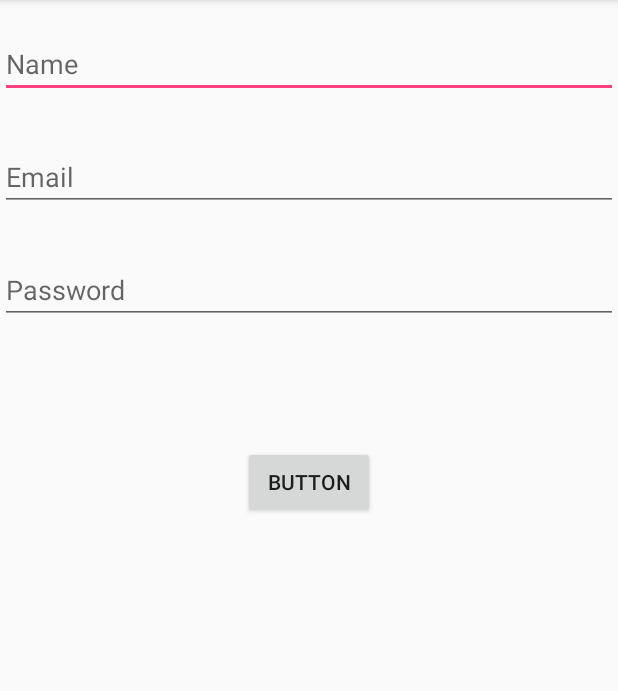
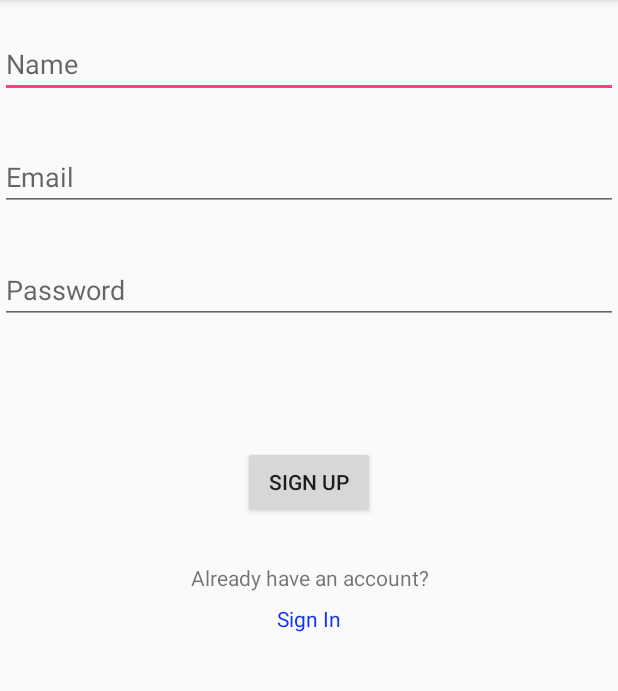
Before and after one commit to tarunkukreja003/BlogApp, an Android app: the screen it shows after launch (LoginActivity), on a phone screen of 412 x 824 dp, the part 84-775 px from its top. Run offline under Robolectric (Android 15) with nearby library versions, the phone set to English and light mode, and no system bars; our stand-ins replace Firebase (no records; nobody signed in at launch, a user with empty details on screens opened directly); 1 statement that could not run was skipped.

Commit message:
Already a user,Signing In Enabled

```diff
--- a/app/build.gradle
+++ b/app/build.gradle
@@ -26,7 +26,6 @@ dependencies {
     })
     // firebase
 
-
     //image cropper
     compile 'com.android.support:appcompat-v7:25.1.0'
     compile 'com.android.support.constraint:constraint-layout:1.0.2'
@@ -46,4 +45,6 @@ dependencies {
 
 
 
+
+
 apply plugin: 'com.google.gms.google-services'
--- a/app/src/main/AndroidManifest.xml
+++ b/app/src/main/AndroidManifest.xml
@@ -21,7 +21,9 @@
         <activity
             android:name="com.theartofdev.edmodo.cropper.CropImageActivity"
             android:theme="@style/Base.Theme.AppCompat" />
-        <activity android:name=".LoginActivity"></activity>
+        <activity android:name=".LoginActivity" />
+        <activity
+            android:name=".SignInActivity" />
     </application>
 
 </manifest>
--- a/app/src/main/java/com/example/tarunkukreja/blogapp/LoginActivity.java
+++ b/app/src/main/java/com/example/tarunkukreja/blogapp/LoginActivity.java
@@ -9,6 +9,7 @@ import android.text.TextUtils;
 import android.view.View;
 import android.widget.Button;
 import android.widget.EditText;
+import android.widget.TextView;
 import android.widget.Toast;
 
 import com.google.android.gms.tasks.OnCompleteListener;
@@ -23,6 +24,7 @@ public class LoginActivity extends AppCompatActivity {
     private EditText mName ;
     private EditText mEmail ;
     private EditText mPass ;
+    private TextView mSignInText ;
     private Button mLoginButton ;
     private FirebaseAuth mFirebaseAuth ;
     private ProgressDialog mProgressDialog ;
@@ -38,6 +40,15 @@ public class LoginActivity extends AppCompatActivity {
         mEmail= (EditText)findViewById(R.id.email);
         mPass = (EditText)findViewById(R.id.password);
         mLoginButton = (Button)findViewById(R.id.loginButton);
+        mSignInText = (TextView)findViewById(R.id.sign_in) ;
+        mSignInText.setOnClickListener(new View.OnClickListener() {
+            @Override
+            public void onClick(View view) {
+                Intent mainIntent = new Intent(LoginActivity.this, SignInActivity.class) ;
+                mainIntent.addFlags(Intent.FLAG_ACTIVITY_CLEAR_TOP);
+                startActivity(mainIntent);
+            }
+        });
         mFirebaseAuth = FirebaseAuth.getInstance() ;
         mDatabaseReference = FirebaseDatabase.getInstance().getReference().child("Users");
         mProgressDialog = new ProgressDialog(this) ;
@@ -54,7 +65,6 @@ public class LoginActivity extends AppCompatActivity {
        final String name =  mName.getText().toString();
        final String email = mEmail.getText().toString() ;
        String pass = mPass.getText().toString() ;
-
         if(!TextUtils.isEmpty(name) && !TextUtils.isEmpty(email) && !TextUtils.isEmpty(pass)){
             mProgressDialog.setMessage("Signing Up");
             mProgressDialog.show();
--- a/app/src/main/res/layout/activity_login.xml
+++ b/app/src/main/res/layout/activity_login.xml
@@ -42,6 +42,29 @@
         android:layout_below="@+id/password"
         android:layout_centerHorizontal="true"
         android:layout_marginTop="81dp"
-        android:text="Button" />
+        android:layout_marginBottom="30dp"
+        android:text="Sign Up" />
+
+    <TextView
+        android:id="@+id/already_account"
+        android:layout_width="match_parent"
+        android:layout_height="wrap_content"
+        android:layout_below="@+id/loginButton"
+        android:text="@string/already_have_an_account"
+        android:gravity="center"
+        android:layout_marginBottom="8dp"
+        android:layout_alignParentStart="true" />
+
+    <TextView
+        android:id="@+id/sign_in"
+        android:layout_width="match_parent"
+        android:layout_height="wrap_content"
+        android:layout_alignParentStart="true"
+        android:layout_below="@+id/already_account"
+        android:layout_marginBottom="19dp"
+        android:gravity="center"
+        android:text="Sign In"
+        android:textColor="@color/colorPrimary" />
+
 
 </RelativeLayout>
--- /dev/null
+++ b/app/src/main/res/values/dimens.xml
@@ -0,0 +1,3 @@
+<resources>
+    <dimen name="fab_margin">16dp</dimen>
+</resources>
--- a/app/src/main/res/values/strings.xml
+++ b/app/src/main/res/values/strings.xml
@@ -1,3 +1,5 @@
 <resources>
     <string name="app_name">BlogApp</string>
+    <string name="title_activity_sign_in">SignInActivity</string>
+    <string name="already_have_an_account">Already have an account?</string>
 </resources>
```
Also changed, not shown: app/src/main/java/com/example/tarunkukreja/blogapp/SignInActivity.java (added, +95 -0 lines), app/src/main/res/layout/activity_signin.xml (added, +38 -0 lines), app/src/main/res/values/styles.xml (+9 -0 lines).
